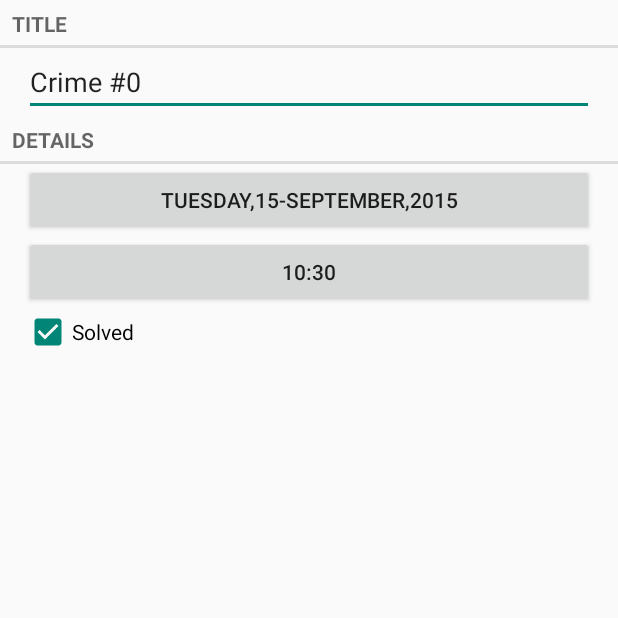
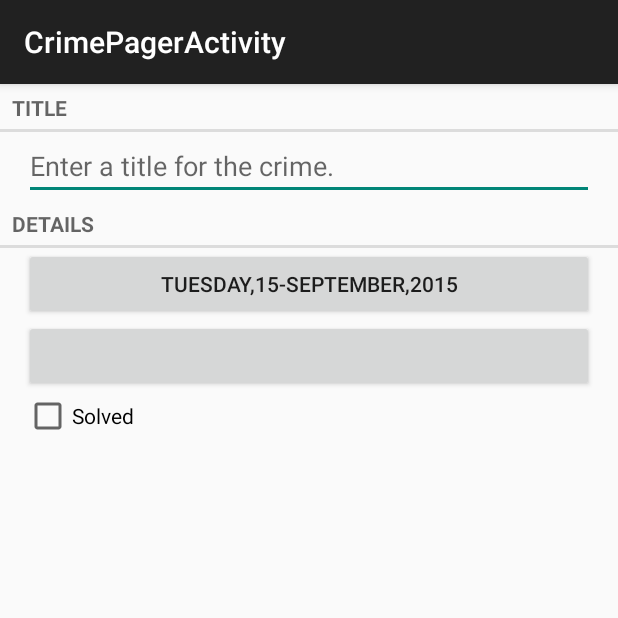
Before and after one commit to unaor/CriminalIntent, an Android app: the CrimeFragment screen opened directly, with no data from a screen before it, on a phone screen of 412 x 824 dp, the top half of it. Run offline under Robolectric (Android 15) with nearby library versions, the phone set to English and light mode, and no system bars.

```diff
--- a/CriminalIntent/src/main/java/com/datasol/criminalintent/activities/CrimePagerActivity.java
+++ b/CriminalIntent/src/main/java/com/datasol/criminalintent/activities/CrimePagerActivity.java
@@ -2,14 +2,12 @@ package com.datasol.criminalintent.activities;
 
 import android.content.Context;
 import android.content.Intent;
+import android.os.Bundle;
 import android.support.v4.app.Fragment;
-import android.support.v4.app.FragmentActivity;
-import android.os.Bundle;
 import android.support.v4.app.FragmentManager;
 import android.support.v4.app.FragmentStatePagerAdapter;
 import android.support.v4.view.ViewPager;
-import android.view.Menu;
-import android.view.MenuItem;
+import android.support.v7.app.AppCompatActivity;
 import com.datasol.criminalintent.R;
 import com.datasol.criminalintent.fragment.CrimeFragment;
 import com.datasol.criminalintent.model.Crime;
@@ -18,7 +16,7 @@ import com.datasol.criminalintent.model.CrimeLab;
 import java.util.List;
 import java.util.UUID;
 
-public class CrimePagerActivity extends FragmentActivity {
+public class CrimePagerActivity extends AppCompatActivity {
 
     private ViewPager mViewPager;
     private List<Crime> mCrimes;
--- a/CriminalIntent/src/main/java/com/datasol/criminalintent/activities/SingleFragmentActivity.java
+++ b/CriminalIntent/src/main/java/com/datasol/criminalintent/activities/SingleFragmentActivity.java
@@ -2,14 +2,14 @@ package com.datasol.criminalintent.activities;
 
 import android.os.Bundle;
 import android.support.v4.app.Fragment;
-import android.support.v4.app.FragmentActivity;
 import android.support.v4.app.FragmentManager;
+import android.support.v7.app.AppCompatActivity;
 import com.datasol.criminalintent.R;
 
 /**
  * Created by unaor on 9/7/2015.
  */
-public abstract class SingleFragmentActivity extends FragmentActivity {
+public abstract class SingleFragmentActivity extends AppCompatActivity {
 
     @Override
     protected void onCreate(Bundle savedInstanceState) {
--- a/CriminalIntent/src/main/java/com/datasol/criminalintent/fragment/CrimeFragment.java
+++ b/CriminalIntent/src/main/java/com/datasol/criminalintent/fragment/CrimeFragment.java
@@ -146,7 +146,7 @@ public class CrimeFragment extends Fragment {
 
     private void updateDate() {
         mDateButton.setText(DateFormat.format("EEEE,dd-MMMM,yyyy", mCrime.getDate()));
-        mTimeButton.setText(DateFormat.format("HH:mm", mCrime.getDate()));
+        //mTimeButton.setText(DateFormat.format("HH:mm", mCrime.getDate()));
     }
 
 
--- a/CriminalIntent/src/main/res/layout-land/fragment_crime.xml
+++ b/CriminalIntent/src/main/res/layout-land/fragment_crime.xml
@@ -33,8 +33,14 @@
     <Button android:id="@+id/crime_date"
             android:layout_width="wrap_content"
             android:layout_height="wrap_content"
-            android:layout_weight="80"
+            android:layout_weight="40"
             />
+
+        <Button android:id="@+id/crime_time"
+                android:layout_width="wrap_content"
+                android:layout_height="wrap_content"
+                android:layout_weight="40"
+                />
     <CheckBox android:id="@+id/crime_solved"
               android:layout_width="wrap_content"
               android:layout_height="wrap_content"
--- a/CriminalIntent/src/main/res/values/strings.xml
+++ b/CriminalIntent/src/main/res/values/strings.xml
@@ -10,4 +10,8 @@
     <string name="title_activity_crime_pager">CrimePagerActivity</string>
     <string name="date_picker_title">Date of crime:</string>
     <string name="time_picker_title">Hour of crime:</string>
+    <string name="new_crime">New Crime</string>
+    <string name="show_subtitle">Show Subtitle</string>
+    <string name="hide_subtitle">Hide Subtitle</string>
+    <string name="subtitle_format">%1$s crimes</string>
 </resources>
```
Also changed, not shown: CriminalIntent/src/main/java/com/datasol/criminalintent/fragment/CrimeListFragment.java (+26 -3 lines), CriminalIntent/src/main/java/com/datasol/criminalintent/model/CrimeLab.java (+5 -6 lines), CriminalIntent/src/main/res/menu/fragment_crime_list.xml (added, +10 -0 lines), CriminalIntent/src/main/res/drawable-hdpi/ic_menu_add.png (added), CriminalIntent/src/main/res/drawable-mdpi/ic_menu_add.png (added), CriminalIntent/src/main/res/drawable-xhdpi/ic_menu_add.png (added), CriminalIntent/src/main/res/drawable-xxhdpi/ic_menu_add.png (added).
